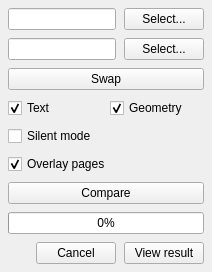
Before: the Qt Designer form src/compareset/ui/compare_page.ui in Coprela/CompareSet, drawn with Qt 5.
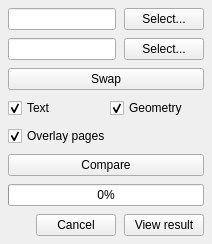
After: the same form once the commit is applied.

Commit message: Remove unused silent mode (#229)

```diff
--- a/src/compareset/ui/compare_page.ui
+++ b/src/compareset/ui/compare_page.ui
@@ -79,16 +79,6 @@
      </item>
     </layout>
    </item>
-   <item>
-    <widget class="QCheckBox" name="silentChk">
-     <property name="text">
-      <string>Silent mode</string>
-     </property>
-     <property name="checked">
-      <bool>false</bool>
-     </property>
-    </widget>
-   </item>
     <item>
      <widget class="QCheckBox" name="overlayChk">
       <property name="text">
```
The commit also changes 2 other files.
